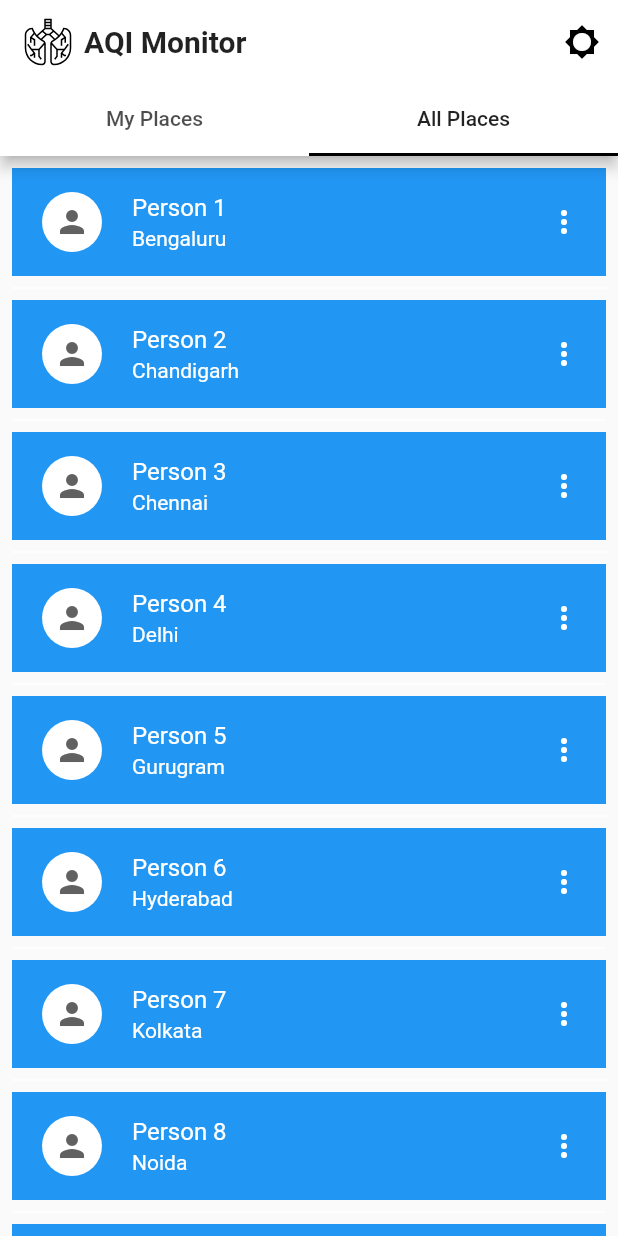
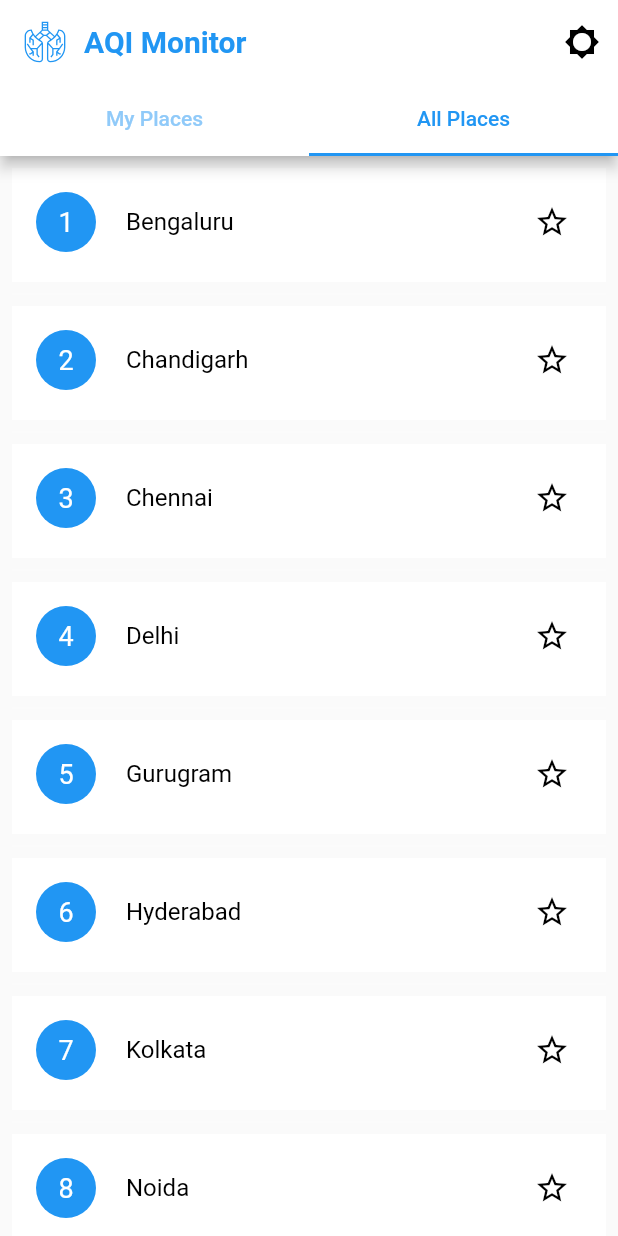
Before and after one commit to annshsingh/AQI_Monitor, a Flutter app: the screen it shows after launch, tab 2 chosen, on a phone screen of 412 x 824 dp. Run offline on Flutter 3.47's test engine with Material 2 defaults, Android fonts, the phone set to English and light mode, and no system bars; our stand-ins replace flutter_svg, shared_preferences; Roboto replaces fonts that are missing (Ubuntu-Regular.ttf).

Commit message:
Refined City list and location list design. Populated data on Locations screen

```diff
--- a/lib/DataLayer/AqiClient.dart
+++ b/lib/DataLayer/AqiClient.dart
@@ -24,9 +24,7 @@ class AqiClient {
       'limit': "10"
     });
 
-    print("Data - $data");
     final locations = data['results'];
-    print("Locations - $locations");
     return locations
         .map<Location>((json) => Location.fromJson(json))
         .toList(growable: false);
@@ -35,9 +33,7 @@ class AqiClient {
   Future<Map> request(
       {@required String path, Map<String, String> parameters}) async {
     final uri = Uri.https(_host, '$path', parameters);
-    print("URI - ${uri}");
     final results = await http.get(uri, headers: _headers);
-    print("BODY - ${results.body}");
     final jsonObject = json.decode(results.body);
     return jsonObject;
   }
--- a/lib/UI/allplaces_tab.dart
+++ b/lib/UI/allplaces_tab.dart
@@ -1,4 +1,5 @@
 import 'package:aqi_monitor/UI/location_screen.dart';
+import 'package:aqi_monitor/Utils/utils.dart';
 import 'package:flutter/material.dart';
 import 'package:flutter/rendering.dart';
 
@@ -23,32 +24,41 @@ class AllPlacesTab extends StatelessWidget {
       reverse: false,
       itemBuilder: (BuildContext context, int index) {
         return Container(
-          color: Colors.blue[500],
+          color: Theme.of(context).primaryColor,
           child: ListTile(
-            leading: GestureDetector(
-              onTap: () {},
-              child: Container(
-                width: 48,
-                height: 48,
-                padding: EdgeInsets.symmetric(vertical: 4.0),
-                alignment: Alignment.center,
-                child: CircleAvatar(
-                  child: Icon(Icons.person),
-                  backgroundColor: Colors.white,
+            contentPadding: EdgeInsets.only(
+                left: 12.0, right: 12.0, top: 8.0, bottom: 12.0),
+            leading: Container(
+              width: 48,
+              height: 48,
+              padding: EdgeInsets.symmetric(vertical: 4.0),
+              alignment: Alignment.center,
+              child: CircleAvatar(
+                child: Center(
+                  child: Text(
+                    "${index + 1}",
+                    style: TextStyle(
+                      fontFamily: Utils.ubuntuRegularFont,
+                      fontSize: 18,
+                      color: Colors.white,
+                    ),
+                  ),
                 ),
+                backgroundColor: Colors.blue,
               ),
             ),
-            trailing: Icon(
-              Icons.more_vert,
-              color: Colors.white,
+            trailing: IconButton(
+              icon: Icon(
+                Icons.star_border,
+                color: Theme.of(context).accentColor,
+              ),
+              onPressed: () {},
             ),
             title: Text(
-              "Person ${index + 1}",
-              style: TextStyle(color: Colors.white),
-            ),
-            subtitle: Text(
               "${cities[index]}",
-              style: TextStyle(color: Colors.white),
+              style: TextStyle(
+                  color: Theme.of(context).accentColor,
+                  fontFamily: Utils.ubuntuRegularFont),
             ),
             onTap: () => Navigator.push(
                 context,
@@ -59,7 +69,7 @@ class AllPlacesTab extends StatelessWidget {
         );
       },
       separatorBuilder: (BuildContext context, int index) => Divider(
-        thickness: 2,
+        thickness: 0,
       ),
     );
   }
--- a/lib/UI/home_page.dart
+++ b/lib/UI/home_page.dart
@@ -1,7 +1,7 @@
 import 'package:aqi_monitor/UI/allplaces_tab.dart';
 import 'package:aqi_monitor/UI/myplaces_tab.dart';
 import 'package:aqi_monitor/Utils/settings.dart';
-import 'package:aqi_monitor/Utils/string_utils.dart';
+import 'package:aqi_monitor/Utils/utils.dart';
 import 'package:flutter/material.dart';
 import 'package:flutter_svg/svg.dart';
 import 'package:provider/provider.dart';
@@ -32,12 +32,12 @@ class _MyHomePageState extends State<MyHomePage> {
           title: Row(
             children: <Widget>[
               Padding(
-                padding: const EdgeInsets.only(right: 8.0),
+                padding: const EdgeInsets.only(right: 12.0),
                 child: SvgPicture.asset(
-                  StringUtils.lungs_img,
-                  width: 32.0,
-                  height: 32.0,
-                  color: Theme.of(context).accentColor,
+                  Utils.lungs_img,
+                  width: 28.0,
+                  height: 28.0,
+                  color: Colors.blue,
                   semanticsLabel: "Lungs Image",
                 ),
               ),
@@ -46,7 +46,8 @@ class _MyHomePageState extends State<MyHomePage> {
                 style: TextStyle(
                     fontSize: 20.0,
                     fontWeight: FontWeight.bold,
-                    fontFamily: StringUtils.ubuntuRegularFont),
+                    fontFamily: Utils.ubuntuRegularFont,
+                color: Colors.blue),
               ),
             ],
           ),
@@ -67,7 +68,9 @@ class _MyHomePageState extends State<MyHomePage> {
           //Specify the tabs for your view
           bottom: TabBar(
             tabs: myTabs,
-            indicatorColor: Theme.of(context).accentColor,
+            labelColor: Colors.blue,
+            unselectedLabelColor: Colors.blue[200],
+            indicatorColor: Colors.blue,
           ),
         ),
         //Provide each tab with its own content
--- a/lib/UI/myapp.dart
+++ b/lib/UI/myapp.dart
@@ -1,5 +1,4 @@
 import 'package:aqi_monitor/Utils/settings.dart';
-import 'package:aqi_monitor/Utils/string_utils.dart';
 import 'package:aqi_monitor/Utils/themes.dart';
 import 'package:flutter/material.dart';
 import 'package:provider/provider.dart';
--- a/lib/UI/myplaces_tab.dart
+++ b/lib/UI/myplaces_tab.dart
@@ -1,5 +1,3 @@
-
-
 import 'package:flutter/material.dart';
 
 class MyPlacesTab extends StatefulWidget {
@@ -11,7 +9,9 @@ class _MyPlacesTabState extends State<MyPlacesTab> {
   @override
   Widget build(BuildContext context) {
     return Container(
-      color: Colors.blue,
+      child: Center(
+        child: Text("Your saved places"),
+      ),
     );
   }
 }
--- /dev/null
+++ b/lib/Utils/ListInfo.dart
@@ -0,0 +1,10 @@
+import 'dart:ui';
+
+class ListInfo {
+  const ListInfo(this.color, this.aqi, this.assetName, this.message);
+
+  final Color color;
+  final int aqi;
+  final String assetName;
+  final String message;
+}
--- a/lib/Utils/string_utils.dart
+++ /dev/null
@@ -1,19 +0,0 @@
-
-class StringUtils{
-
-  //Routes
-  static const String locationRoute = "/LocationScreen";
-
-  //Fonts
-  static const String ubuntuRegularFont = "Ubuntu-Regular.ttf";
-
-  //Assets
-  static const String imageDir = "assets/images";
-  static const String lungs_img = "$imageDir/lungs.svg";
-  static const String green_img = "$imageDir/green.svg";
-  static const String yellow_img = "$imageDir/yellow.svg";
-  static const String orange_img = "$imageDir/orange.svg";
-  static const String red_img = "$imageDir/red.svg";
-  static const String purple_img = "$imageDir/purple.svg";
-  static const String maroon_img = "$imageDir/maroon.svg";
-}
```
Also changed, not shown: lib/UI/location_screen.dart (+133 -9 lines), lib/Utils/utils.dart (added, +48 -0 lines).
